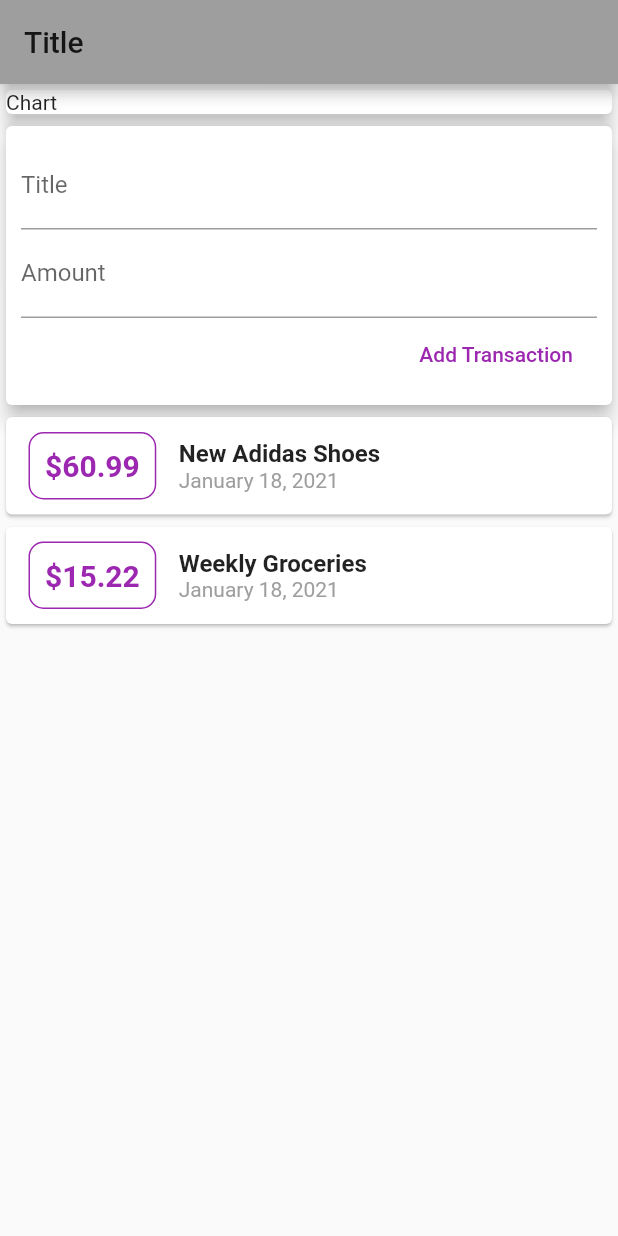
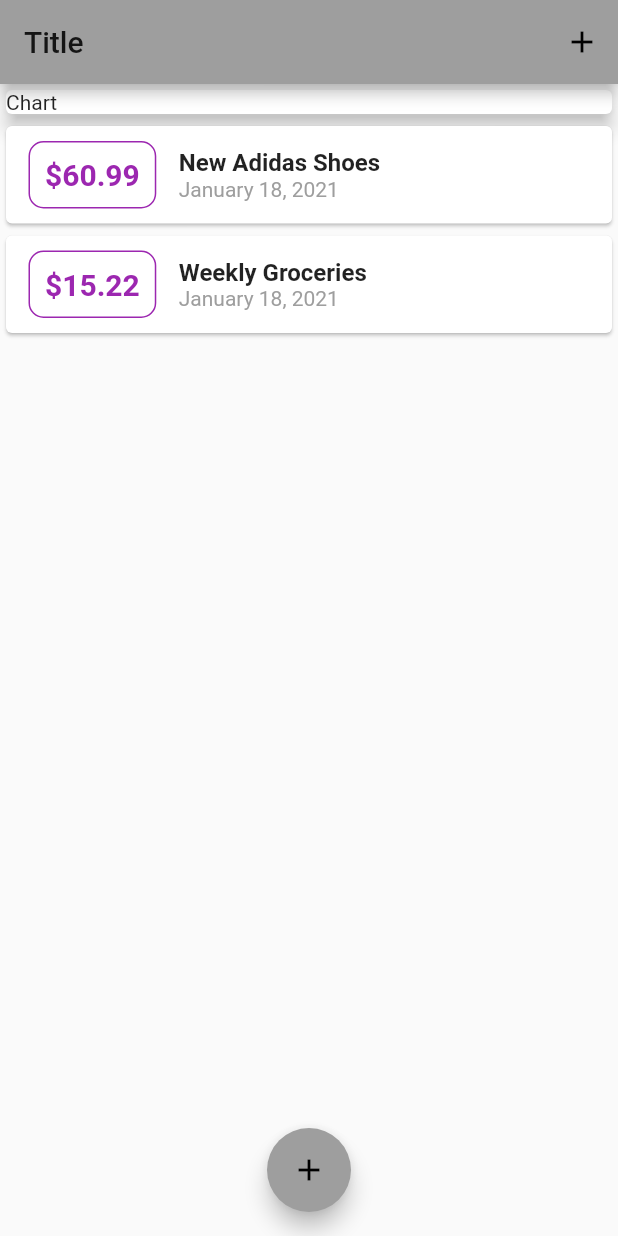
Before and after one commit to jemcmullin/flutter_personal_finance_app_udemy, a Flutter app: the screen it shows after launch, on a phone screen of 412 x 824 dp. Run offline on Flutter 3.47's test engine with Material 2 defaults, Android fonts, the phone set to English and light mode, and no system bars.

Commit message:
Refactor state to main and add modal bottom sheet

```diff
--- a/lib/main.dart
+++ b/lib/main.dart
@@ -1,6 +1,8 @@
 import 'package:flutter/material.dart';
 
-import './widgets/user_transactions.dart';
+import './widgets/new_transaction.dart';
+import './models/transaction.dart';
+import './widgets/transaction_list.dart';
 
 void main() {
   runApp(MyApp());
@@ -20,12 +22,56 @@ class MyApp extends StatelessWidget {
   }
 }
 
-class MyHomePage extends StatelessWidget {
+class MyHomePage extends StatefulWidget {
+  @override
+  _MyHomePageState createState() => _MyHomePageState();
+}
+
+class _MyHomePageState extends State<MyHomePage> {
+  final List<Transaction> _userTransactions = [
+    Transaction(
+        id: 't1',
+        title: 'New Adidas Shoes',
+        amount: 60.99,
+        date: DateTime.now()),
+    Transaction(
+        id: 't2',
+        title: 'Weekly Groceries',
+        amount: 15.22,
+        date: DateTime.now()),
+  ];
+
+  void _addNewTransaction({String newTitle, double newAmount}) {
+    final newTransaction = Transaction(
+        id: DateTime.now().toString(),
+        title: newTitle,
+        amount: newAmount,
+        date: DateTime.now());
+
+    setState(() {
+      _userTransactions.add(newTransaction);
+    });
+  }
+
+  void _startAddNewTransaction(BuildContext context) {
+    showModalBottomSheet(
+      context: context,
+      builder: (modalContext) {
+        return NewTransaction(_addNewTransaction);
+      },
+    );
+  }
+
   @override
   Widget build(BuildContext context) {
     return Scaffold(
       appBar: AppBar(
         title: Text('Title'),
+        actions: [
+          IconButton(
+              icon: Icon(Icons.add),
+              onPressed: () => _startAddNewTransaction(context))
+        ],
       ),
       body: SingleChildScrollView(
         child: Column(
@@ -39,9 +85,14 @@ class MyHomePage extends StatelessWidget {
                 elevation: 5,
               ),
             ),
-            UserTransactions(),
+            TransactionList(_userTransactions),
           ],
         ),
+      ),
+      floatingActionButtonLocation: FloatingActionButtonLocation.centerFloat,
+      floatingActionButton: FloatingActionButton(
+        child: Icon(Icons.add),
+        onPressed: () => _startAddNewTransaction(context),
       ),
     );
   }
--- a/lib/widgets/user_transactions.dart
+++ /dev/null
@@ -1,48 +0,0 @@
-import 'package:flutter/material.dart';
-
-import './new_transaction.dart';
-import './transaction_list.dart';
-
-import '../models/transaction.dart';
-
-class UserTransactions extends StatefulWidget {
-  @override
-  _UserTransactionsState createState() => _UserTransactionsState();
-}
-
-class _UserTransactionsState extends State<UserTransactions> {
-  final List<Transaction> _userTransactions = [
-    Transaction(
-        id: 't1',
-        title: 'New Adidas Shoes',
-        amount: 60.99,
-        date: DateTime.now()),
-    Transaction(
-        id: 't2',
-        title: 'Weekly Groceries',
-        amount: 15.22,
-        date: DateTime.now()),
-  ];
-
-  void _addNewTransaction({String newTitle, double newAmount}) {
-    final newTransaction = Transaction(
-        id: DateTime.now().toString(),
-        title: newTitle,
-        amount: newAmount,
-        date: DateTime.now());
-
-    setState(() {
-      _userTransactions.add(newTransaction);
-    });
-  }
-
-  @override
-  Widget build(BuildContext context) {
-    return Column(
-      children: [
-        NewTransaction(_addNewTransaction),
-        TransactionList(_userTransactions),
-      ],
-    );
-  }
-}
```
Also changed, not shown: lib/widgets/new_transaction.dart (+10 -2 lines).
